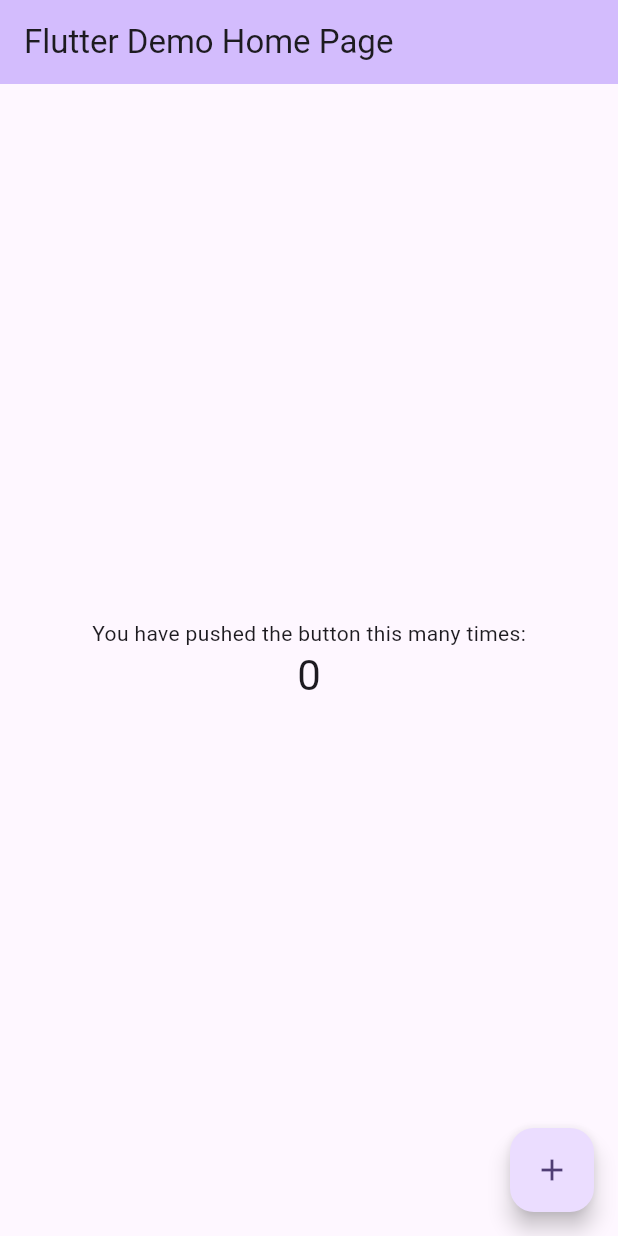
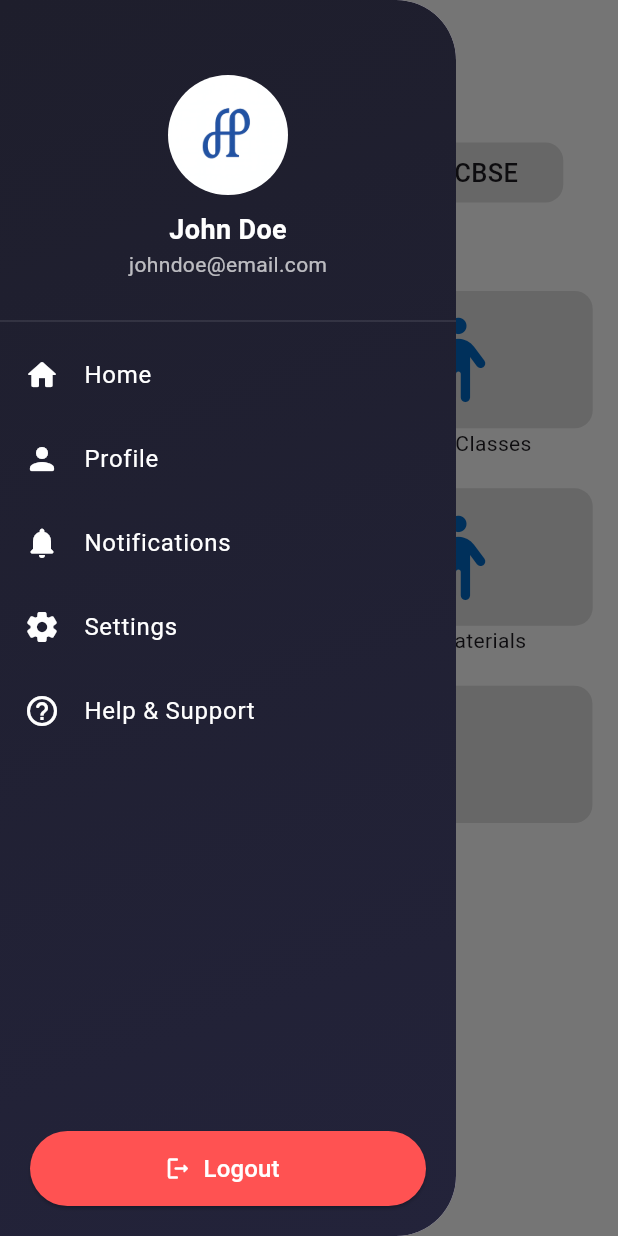
Before and after one commit to jeevijay-developers/faculty-pedia-mobile, a Flutter app: the screen it shows after launch, with the side drawer open (before the commit the screen has no drawer), on a phone screen of 412 x 824 dp. Run offline on Flutter 3.47's test engine with Material 3 defaults, Android fonts, the light colour scheme and no system bars; our stand-ins replace font_awesome_flutter.

Commit message:
home page and cbse page

```diff
--- a/analysis_options.yaml
+++ b/analysis_options.yaml
@@ -7,6 +7,9 @@
 
 # The following line activates a set of recommended lints for Flutter apps,
 # packages, and plugins designed to encourage good coding practices.
+analyzer:
+  errors:
+    must_be_immutable: ignore
 include: package:flutter_lints/flutter.yaml
 
 linter:
--- /dev/null
+++ b/lib/components/custom_drawer.dart
@@ -0,0 +1,120 @@
+import 'package:facultypedia/screens/home/home.dart';
+import 'package:flutter/material.dart';
+
+class CustomDrawer extends StatelessWidget {
+  const CustomDrawer({super.key});
+
+  @override
+  Widget build(BuildContext context) {
+    return ClipRRect(
+      borderRadius: const BorderRadius.only(
+        topRight: Radius.circular(40),
+        bottomRight: Radius.circular(40),
+      ),
+      child: Drawer(
+        child: Container(
+          decoration: const BoxDecoration(
+            gradient: LinearGradient(
+              colors: [Color(0xFF1E1E2C), Color(0xFF23233A)],
+              begin: Alignment.topLeft,
+              end: Alignment.bottomRight,
+            ),
+          ),
+          child: Column(
+            children: [
+              // Profile Section
+              Container(
+                padding: const EdgeInsets.only(top: 50, bottom: 20),
+                child: Column(
+                  children: [
+                    CircleAvatar(
+                      radius: 40,
+                      backgroundColor: Colors.white,
+                      backgroundImage: AssetImage("assets/images/fp.png"),
+                    ),
+                    const SizedBox(height: 10),
+                    const Text(
+                      "John Doe",
+                      style: TextStyle(
+                        color: Colors.white,
+                        fontSize: 18,
+                        fontWeight: FontWeight.bold,
+                      ),
+                    ),
+                    const Text(
+                      "johndoe@email.com",
+                      style: TextStyle(color: Colors.white70, fontSize: 14),
+                    ),
+                  ],
+                ),
+              ),
+
+              const Divider(color: Colors.white24, thickness: 0.5),
+
+              // Menu Items
+              Expanded(
+                child: ListView(
+                  children: [
+                    _buildMenuItem(Icons.home_rounded, "Home", () {
+                      Navigator.pop(context);
+                      Navigator.push(
+                        context,
+                        MaterialPageRoute(
+                          builder: (context) => const MyHomePage(),
+                        ),
+                      );
+                    }),
+                    _buildMenuItem(Icons.person_rounded, "Profile", () {}),
+                    _buildMenuItem(
+                      Icons.notifications_rounded,
+                      "Notifications",
+                      () {},
+                    ),
+                    _buildMenuItem(Icons.settings_rounded, "Settings", () {}),
+                    _buildMenuItem(
+                      Icons.help_outline_rounded,
+                      "Help & Support",
+                      () {},
+                    ),
+                  ],
+                ),
+              ),
+
+              // Logout Button
+              Padding(
+                padding: const EdgeInsets.all(20.0),
+                child: ElevatedButton.icon(
+                  style: ElevatedButton.styleFrom(
+                    backgroundColor: Colors.redAccent,
+                    shape: RoundedRectangleBorder(
+                      borderRadius: BorderRadius.circular(30),
+                    ),
+                    minimumSize: const Size(double.infinity, 50),
+                  ),
+                  icon: const Icon(Icons.logout_rounded, color: Colors.white),
+                  label: const Text(
+                    "Logout",
+                    style: TextStyle(color: Colors.white, fontSize: 16),
+                  ),
+                  onPressed: () {},
+                ),
+              ),
+            ],
+          ),
+        ),
+      ),
+    );
+  }
+
+  Widget _buildMenuItem(IconData icon, String title, VoidCallback onTap) {
+    return ListTile(
+      leading: Icon(icon, color: Colors.white),
+      title: Text(
+        title,
+        style: const TextStyle(color: Colors.white, fontSize: 16),
+      ),
+      onTap: onTap,
+      hoverColor: Colors.white10,
+    );
+  }
+}
--- /dev/null
+++ b/lib/components/exam_button.dart
@@ -0,0 +1,42 @@
+import 'package:flutter/material.dart';
+
+class ExamButton extends StatefulWidget {
+  double width;
+  String text;
+  void Function()? onTap;
+  ExamButton({
+    super.key,
+    required this.width,
+    required this.text,
+    required this.onTap,
+  });
+
+  @override
+  State<ExamButton> createState() => _ExamButtonState();
+}
+
+class _ExamButtonState extends State<ExamButton> {
+  @override
+  Widget build(BuildContext context) {
+    return GestureDetector(
+      onTap: widget.onTap,
+      child: Padding(
+        padding: const EdgeInsets.fromLTRB(10, 0, 0, 0),
+        child: Container(
+          width: widget.width / 4,
+          height: 40,
+          decoration: BoxDecoration(
+            color: Colors.grey.shade300,
+            borderRadius: BorderRadius.circular(12),
+          ),
+          child: Center(
+            child: Text(
+              widget.text,
+              style: TextStyle(fontSize: 17, fontWeight: FontWeight.w500),
+            ),
+          ),
+        ),
+      ),
+    );
+  }
+}
--- /dev/null
+++ b/lib/components/feature_button.dart
@@ -0,0 +1,48 @@
+import 'package:flutter/material.dart';
+import 'package:font_awesome_flutter/font_awesome_flutter.dart';
+
+class FeatureButton extends StatefulWidget {
+  double width, height;
+  String text;
+  void Function()? onTap;
+  IconData icon;
+  FeatureButton({
+    super.key,
+    required this.width,
+    required this.height,
+    required this.text,
+    required this.onTap,
+    required this.icon,
+  });
+
+  @override
+  State<FeatureButton> createState() => _FeatureButtonState();
+}
+
+class _FeatureButtonState extends State<FeatureButton> {
+  @override
+  Widget build(BuildContext context) {
+    return Column(
+      children: [
+        GestureDetector(
+          onTap: widget.onTap,
+          child: Padding(
+            padding: const EdgeInsets.fromLTRB(10, 0, 0, 0),
+            child: Container(
+              width: widget.width ,
+              height: widget.height / 9,
+              decoration: BoxDecoration(
+                color: Colors.grey.shade300,
+                borderRadius: BorderRadius.circular(12),
+              ),
+              child: Center(
+                child: FaIcon(widget.icon, size: 50, color: Color(0xFF0068c6)),
+              ),
+            ),
+          ),
+        ),
+        Text(widget.text),
+      ],
+    );
+  }
+}
--- /dev/null
+++ b/lib/components/mytext.dart
@@ -0,0 +1,17 @@
+import 'package:flutter/material.dart';
+
+class MyText extends StatelessWidget {
+  String text;
+  MyText({super.key, required this.text});
+
+  @override
+  Widget build(BuildContext context) {
+    return Padding(
+      padding: const EdgeInsets.fromLTRB(15, 0, 0, 0),
+      child: Text(
+        text,
+        style: TextStyle(fontSize: 20, fontWeight: FontWeight.w500),
+      ),
+    );
+  }
+}
--- /dev/null
+++ b/lib/config/app.dart
@@ -0,0 +1,18 @@
+import 'package:facultypedia/screens/home/home.dart';
+import 'package:flutter/material.dart';
+
+class MyApp extends StatelessWidget {
+  const MyApp({super.key});
+
+  // This widget is the root of your application.
+  @override
+  Widget build(BuildContext context) {
+    return MaterialApp(
+      title: 'Faculty Pedia',
+      theme: ThemeData(
+        colorScheme: ColorScheme.fromSeed(seedColor: Colors.deepPurple),
+      ),
+      home: const MyHomePage(),
+    );
+  }
+}
--- a/lib/main.dart
+++ b/lib/main.dart
@@ -1,122 +1,6 @@
+import 'package:facultypedia/config/app.dart';
 import 'package:flutter/material.dart';
 
 void main() {
   runApp(const MyApp());
 }
-
-class MyApp extends StatelessWidget {
-  const MyApp({super.key});
-
-  // This widget is the root of your application.
-  @override
-  Widget build(BuildContext context) {
-    return MaterialApp(
-      title: 'Flutter Demo',
-      theme: ThemeData(
-        // This is the theme of your application.
-        //
-        // TRY THIS: Try running your application with "flutter run". You'll see
-        // the application has a purple toolbar. Then, without quitting the app,
-        // try changing the seedColor in the colorScheme below to Colors.green
-        // and then invoke "hot reload" (save your changes or press the "hot
-        // reload" button in a Flutter-supported IDE, or press "r" if you used
-        // the command line to start the app).
-        //
-        // Notice that the counter didn't reset back to zero; the application
-        // state is not lost during the reload. To reset the state, use hot
-        // restart instead.
-        //
-        // This works for code too, not just values: Most code changes can be
-        // tested with just a hot reload.
-        colorScheme: ColorScheme.fromSeed(seedColor: Colors.deepPurple),
-      ),
-      home: const MyHomePage(title: 'Flutter Demo Home Page'),
-    );
-  }
-}
-
-class MyHomePage extends StatefulWidget {
-  const MyHomePage({super.key, required this.title});
-
-  // This widget is the home page of your application. It is stateful, meaning
-  // that it has a State object (defined below) that contains fields that affect
-  // how it looks.
-
-  // This class is the configuration for the state. It holds the values (in this
-  // case the title) provided by the parent (in this case the App widget) and
-  // used by the build method of the State. Fields in a Widget subclass are
-  // always marked "final".
-
-  final String title;
-
-  @override
-  State<MyHomePage> createState() => _MyHomePageState();
-}
-
-class _MyHomePageState extends State<MyHomePage> {
-  int _counter = 0;
-
-  void _incrementCounter() {
-    setState(() {
-      // This call to setState tells the Flutter framework that something has
-      // changed in this State, which causes it to rerun the build method below
-      // so that the display can reflect the updated values. If we changed
-      // _counter without calling setState(), then the build method would not be
-      // called again, and so nothing would appear to happen.
-      _counter++;
-    });
-  }
-
-  @override
-  Widget build(BuildContext context) {
-    // This method is rerun every time setState is called, for instance as done
-    // by the _incrementCounter method above.
-    //
-    // The Flutter framework has been optimized to make rerunning build methods
-    // fast, so that you can just rebuild anything that needs updating rather
-    // than having to individually change instances of widgets.
-    return Scaffold(
-      appBar: AppBar(
-        // TRY THIS: Try changing the color here to a specific color (to
-        // Colors.amber, perhaps?) and trigger a hot reload to see the AppBar
-        // change color while the other colors stay the same.
-        backgroundColor: Theme.of(context).colorScheme.inversePrimary,
-        // Here we take the value from the MyHomePage object that was created by
-        // the App.build method, and use it to set our appbar title.
-        title: Text(widget.title),
-      ),
-      body: Center(
-        // Center is a layout widget. It takes a single child and positions it
-        // in the middle of the parent.
-        child: Column(
-          // Column is also a layout widget. It takes a list of children and
-          // arranges them vertically. By default, it sizes itself to fit its
-          // children horizontally, and tries to be as tall as its parent.
-          //
-          // Column has various properties to control how it sizes itself and
-          // how it positions its children. Here we use mainAxisAlignment to
-          // center the children vertically; the main axis here is the vertical
-          // axis because Columns are vertical (the cross axis would be
-          // horizontal).
-          //
-          // TRY THIS: Invoke "debug painting" (choose the "Toggle Debug Paint"
-          // action in the IDE, or press "p" in the console), to see the
-          // wireframe for each widget.
-          mainAxisAlignment: MainAxisAlignment.center,
-          children: <Widget>[
-            const Text('You have pushed the button this many times:'),
-            Text(
-              '$_counter',
-              style: Theme.of(context).textTheme.headlineMedium,
-            ),
-          ],
-        ),
-      ),
-      floatingActionButton: FloatingActionButton(
-        onPressed: _incrementCounter,
-        tooltip: 'Increment',
-        child: const Icon(Icons.add),
-      ), // This trailing comma makes auto-formatting nicer for build methods.
-    );
-  }
-}
--- /dev/null
+++ b/lib/screens/home/home.dart
@@ -0,0 +1,123 @@
+import 'package:facultypedia/components/custom_drawer.dart';
+import 'package:facultypedia/components/exam_button.dart';
+import 'package:facultypedia/components/feature_button.dart';
+import 'package:facultypedia/components/mytext.dart';
+import 'package:facultypedia/screens/exams/cbse/cbse_home.dart';
+import 'package:flutter/material.dart';
+import 'package:font_awesome_flutter/font_awesome_flutter.dart';
+
+class MyHomePage extends StatefulWidget {
+  const MyHomePage({super.key});
+
+  @override
+  State<MyHomePage> createState() => _MyHomePageState();
+}
+
+class _MyHomePageState extends State<MyHomePage> {
+  @override
+  Widget build(BuildContext context) {
+    final GlobalKey<ScaffoldState> scaffoldKey = GlobalKey<ScaffoldState>();
+    final width = MediaQuery.of(context).size.width;
+    final height = MediaQuery.of(context).size.height;
+    return Scaffold(
+      backgroundColor: Colors.white,
+      key: scaffoldKey,
+      appBar: AppBar(
+        backgroundColor: Colors.white,
+        leading: IconButton(
+          icon: const FaIcon(
+            FontAwesomeIcons.bars,
+            color: Colors.black87,
+            size: 20,
+          ),
+          onPressed: () {
+            scaffoldKey.currentState?.openDrawer();
+          },
+        ),
+        title: Image.asset("assets/images/fp.png", height: 60),
+        centerTitle: true,
+      ),
+      drawer: CustomDrawer(),
+      body: Column(
+        mainAxisAlignment: MainAxisAlignment.start,
+        crossAxisAlignment: CrossAxisAlignment.start,
+        children: [
+          MyText(text: "Exam"),
+          SizedBox(height: 10),
+          Row(
+            mainAxisAlignment: MainAxisAlignment.center,
+            children: [
+              ExamButton(width: width, text: "IIT-JEE", onTap: () {}),
+              ExamButton(width: width, text: "NEET", onTap: () {}),
+              ExamButton(
+                width: width,
+                text: "CBSE",
+                onTap: () {
+                  Navigator.push(
+                    context,
+                    MaterialPageRoute(builder: (context) => const CBSEHome()),
+                  );
+                },
+              ),
+            ],
+          ),
+          SizedBox(height: 20),
+          MyText(text: "Features"),
+          SizedBox(height: 10),
+          Row(
+            mainAxisAlignment: MainAxisAlignment.center,
+            children: [
+              FeatureButton(
+                icon: FontAwesomeIcons.computer,
+                width: width / 2.3,
+                text: "Online Courses",
+                onTap: () {},
+                height: height,
+              ),
+              FeatureButton(
+                icon: FontAwesomeIcons.person,
+                width: width / 2.3,
+                text: "1v1 Live Classes",
+                onTap: () {},
+                height: height,
+              ),
+            ],
+          ),
+          SizedBox(height: 20),
+          Row(
+            mainAxisAlignment: MainAxisAlignment.center,
+            children: [
+              FeatureButton(
+                icon: FontAwesomeIcons.computer,
+                width: width / 2.3,
+                text: "Webinars",
+                onTap: () {},
+                height: height,
+              ),
+              FeatureButton(
+                icon: FontAwesomeIcons.person,
+                width: width / 2.3,
+                text: "Study Materials",
+                onTap: () {},
+                height: height,
+              ),
+            ],
+          ),
+          SizedBox(height: 20),
+          Row(
+            mainAxisAlignment: MainAxisAlignment.center,
+            children: [
+              FeatureButton(
+                icon: FontAwesomeIcons.person,
+                width: width / 1.12,
+                text: "Online Tests",
+                onTap: () {},
+                height: height,
+              ),
+            ],
+          ),
+        ],
+      ),
+    );
+  }
+}
--- a/pubspec.yaml
+++ b/pubspec.yaml
@@ -34,6 +34,7 @@ dependencies:
   # The following adds the Cupertino Icons font to your application.
   # Use with the CupertinoIcons class for iOS style icons.
   cupertino_icons: ^1.0.8
+  font_awesome_flutter: ^10.9.0
 
 dev_dependencies:
   flutter_test:
@@ -58,8 +59,9 @@ flutter:
   uses-material-design: true
 
   # To add assets to your application, add an assets section, like this:
-  # assets:
-  #   - images/a_dot_burr.jpeg
+  assets:
+    - assets/images/
+    - assets/images/fp.png
   #   - images/a_dot_ham.jpeg
 
   # An image asset can refer to one or more resolution-specific "variants", see
```
Also changed, not shown: lib/screens/exams/cbse/cbse_home.dart (added, +146 -0 lines), assets/images/fp.png (added), pubspec.lock, 1 other file.
